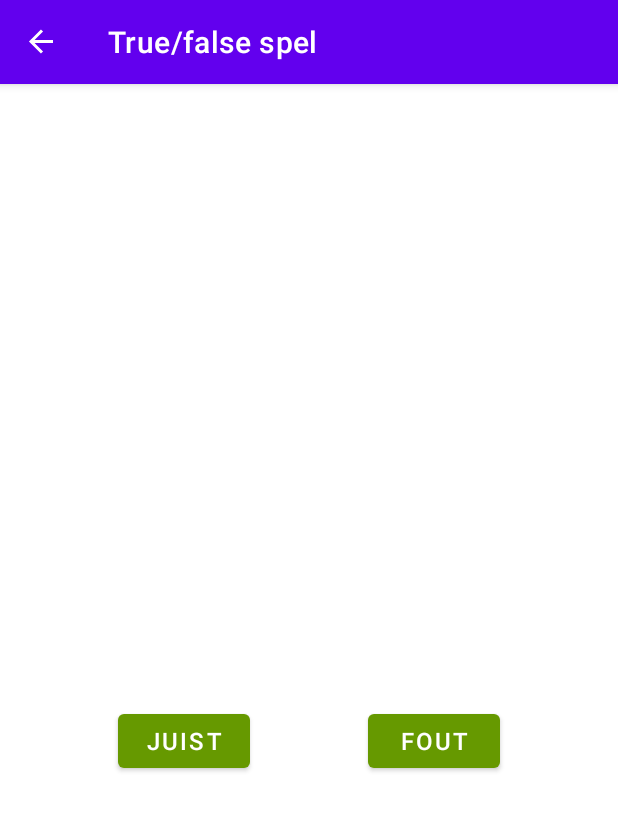
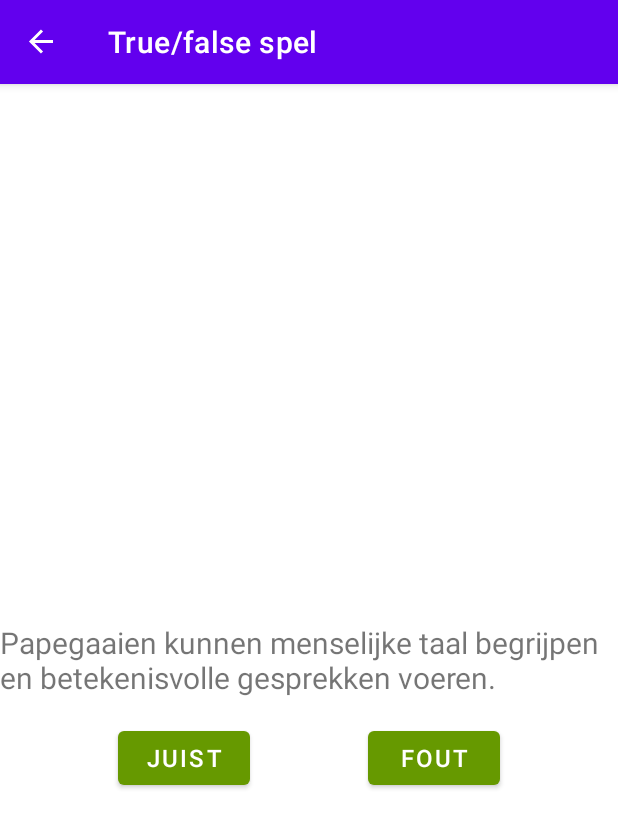
Before and after one commit to HanneVerstraete/Animalia, an Android app: the LessonFragment screen opened through its navigation route, in the side drawer, after a tap on "Juist/fout spel", on a phone screen of 412 x 824 dp. Shown: the top 828 px of the screen. Run offline under Robolectric (Android 15) with nearby library versions, the phone set to English and light mode, and no system bars; our stand-ins replace data binding, navigation-ui.

Commit message:
feature navigation: finish navigation feature true/false game: add in logic for game

```diff
--- a/app/src/main/java/com/example/animalia/HomeFragment.kt
+++ b/app/src/main/java/com/example/animalia/HomeFragment.kt
@@ -5,23 +5,21 @@ import android.view.*
 import androidx.core.view.MenuProvider
 import androidx.fragment.app.Fragment
 import androidx.databinding.DataBindingUtil
-import androidx.navigation.Navigation
 import androidx.navigation.findNavController
 import androidx.navigation.ui.NavigationUI
 import com.example.animalia.databinding.FragmentHomeBinding
 
 class HomeFragment : Fragment() {
-//    lateinit var binding: FragmentHomeBinding
+    lateinit var binding: FragmentHomeBinding
 
     override fun onCreate(savedInstanceState: Bundle?) {
         super.onCreate(savedInstanceState)
     }
 
-
     override fun onCreateView(
         inflater: LayoutInflater, container: ViewGroup?,
         savedInstanceState: Bundle?
-    ): View? {
+    ): View {
         val menuHost = requireActivity()
 
         menuHost.addMenuProvider(object : MenuProvider {
@@ -41,33 +39,20 @@ class HomeFragment : Fragment() {
 
         }, viewLifecycleOwner)
 
-        return inflater.inflate(R.layout.fragment_home, container, false)
-//        binding = DataBindingUtil.inflate(inflater, R.layout.fragment_home, container, false)
-//
-//        setOnClickListeners()
-//
-//        setHasOptionsMenu(true)
-//        return binding.root
+        binding = DataBindingUtil.inflate(inflater, R.layout.fragment_home, container, false)
+        setOnClickListeners()
+
+        return binding.root
     }
 
-//    override fun onCreateOptionsMenu(menu: Menu, inflater: MenuInflater) {
-//        super.onCreateOptionsMenu(menu, inflater)
-//        inflater?.inflate(R.menu.overflow_menu, menu)
-//    }
-//
-//    override fun onOptionsItemSelected(item: MenuItem): Boolean {
-//        return NavigationUI.onNavDestinationSelected(
-//            item!!,
-//            requireView().findNavController()
-//        )
-//                || super.onOptionsItemSelected(item)
-//    }
-//
-//    private fun setOnClickListeners() {
-//        binding.startlessonButton.setOnClickListener(
-//            Navigation.createNavigateOnClickListener(R.id.action_homeFragment_to_lessonFragment)
-//        )
-//    }
-
-
+    private fun setOnClickListeners() {
+        binding.startTruefalseButton.setOnClickListener { view: View ->
+            view.findNavController()
+                .navigate(HomeFragmentDirections.actionHomeFragmentToTruefalseFragment())
+        }
+        binding.startLessonButton.setOnClickListener { view: View ->
+            view.findNavController()
+                .navigate(HomeFragmentDirections.actionHomeFragmentToLessonFragment())
+        }
+    }
 }
--- a/app/src/main/java/com/example/animalia/LessonBook.kt
+++ b/app/src/main/java/com/example/animalia/LessonBook.kt
@@ -27,4 +27,8 @@ class LessonBook {
         }
         currentLesson = lesson
     }
+
+    fun isLastLesson(lessonNumber: Int): Boolean {
+        return lessons.size < lessonNumber
+    }
 }
--- a/app/src/main/java/com/example/animalia/LessonFragment.kt
+++ b/app/src/main/java/com/example/animalia/LessonFragment.kt
@@ -6,12 +6,13 @@ import android.view.View
 import android.view.ViewGroup
 import androidx.databinding.DataBindingUtil
 import androidx.fragment.app.Fragment
+import androidx.navigation.findNavController
 import com.example.animalia.databinding.FragmentLessonBinding
 
 class LessonFragment : Fragment() {
-    private val myLessonBook = LessonBook()
-
+    private var myLessonBook = LessonBook()
     private lateinit var binding: FragmentLessonBinding
+    // TODO move logic of number to lessonBook
     var lessonNumber: Int = 0
 
     override fun onCreate(savedInstanceState: Bundle?) {
@@ -22,14 +23,21 @@ class LessonFragment : Fragment() {
         inflater: LayoutInflater,
         container: ViewGroup?,
         savedInstanceState: Bundle?
-    ): View? {
+    ): View {
         binding = DataBindingUtil.inflate(inflater, R.layout.fragment_lesson, container, false)
 
         binding.lessonBook = myLessonBook
 
+        nextLesson()
+
         binding.apply {
-            nextlessonButton.setOnClickListener { nextLesson() }
-            quitlessonButton.setOnClickListener { quitLesson() }
+            nextlessonButton.setOnClickListener {
+                nextLesson()
+            }
+            quitlessonButton.setOnClickListener {
+                view?.findNavController()
+                    ?.navigate(LessonFragmentDirections.actionLessonFragmentToHomeFragment())
+            }
         }
 
         return binding.root
@@ -50,9 +58,9 @@ class LessonFragment : Fragment() {
         }
 
         lessonNumber += 1
-    }
 
-    private fun quitLesson() {
-        // TODO
+        if (myLessonBook.isLastLesson(lessonNumber)) {
+            binding.nextlessonButton.visibility = View.GONE
+        }
     }
 }
--- /dev/null
+++ b/app/src/main/java/com/example/animalia/QuestionBook.kt
@@ -0,0 +1,40 @@
+package com.example.animalia
+
+import kotlin.math.ceil
+
+val TOTAL_QUESTIONS = 3
+
+class QuestionBook(var numQuestions: Int = 0, var goodQuestions: Int = 0) {
+    var currentQuestion = ""
+    private var currentQuestionIndex = 0
+
+    // TODO convert to list of objects
+    private val questions = listOf(
+        "Papegaaien kunnen menselijke taal begrijpen en betekenisvolle gesprekken voeren.", "Fout", "Hoewel papegaaien in staat zijn om enkele woorden of zinnen na te bootsen, begrijpen ze meestal niet de betekenis van wat ze zeggen.",
+        "De blauwe vinvis is het grootste dier dat ooit op aarde heeft geleefd.", "Juist", "De blauwe vinvis is het grootste dier dat ooit bekend is, zowel in het heden als in het verleden.",
+        "Kakkerlakken kunnen zonder hun hoofd blijven leven.", "Juist", "Kakkerlakken kunnen gedurende enige tijd zonder hun hoofd blijven leven vanwege hun open bloedsomloop en het vermogen om te ademen door kleine openingen in hun lichaam.",
+        "Een kangoeroe is een buideldier.", "Juist", "Kangoeroes behoren tot de buideldierenfamilie, wat betekent dat ze hun jongen in een buidel dragen om ze te beschermen en te voeden totdat ze volledig zijn ontwikkeld."
+    )
+
+    fun getNextQuestion() {
+        currentQuestion = questions[currentQuestionIndex]
+        currentQuestionIndex += 3
+    }
+
+    fun evaluateTrue() {
+        if (questions[currentQuestionIndex + 1] == "Juist") {
+            goodQuestions++
+        }
+        numQuestions++
+    }
+
+    fun evaluateFalse() {
+        if (questions[currentQuestionIndex + 1] == "Fout") {
+            goodQuestions++
+        }
+        numQuestions++
+    }
+
+    fun isEnded() = numQuestions >= TOTAL_QUESTIONS
+    fun isWon() = goodQuestions > ceil((TOTAL_QUESTIONS / 2).toDouble())
+}
--- a/app/src/main/java/com/example/animalia/TruefalseFragment.kt
+++ b/app/src/main/java/com/example/animalia/TruefalseFragment.kt
@@ -6,56 +6,56 @@ import android.view.View
 import android.view.ViewGroup
 import androidx.databinding.DataBindingUtil
 import androidx.fragment.app.Fragment
+import androidx.navigation.findNavController
 import com.example.animalia.databinding.FragmentTruefalseBinding
 
 class TruefalseFragment : Fragment() {
-    //    private val myLessonBook = LessonBook()
-//
+    private var myQuestionBook = QuestionBook()
     private lateinit var binding: FragmentTruefalseBinding
-//    var lessonNumber: Int = 0
 
     override fun onCreate(savedInstanceState: Bundle?) {
         super.onCreate(savedInstanceState)
-
-
-//        binding.lessonBook = myLessonBook
-
-//        binding.apply {
-//            nextlessonButton.setOnClickListener { nextLesson() }
-//            quitlessonButton.setOnClickListener { quitLesson() }
-//        }
-
     }
 
     override fun onCreateView(
         inflater: LayoutInflater, container: ViewGroup?,
         savedInstanceState: Bundle?
-    ): View? {
-        // Inflate the layout for this fragment
-        //Step 1, use databinding to inflate the xml
+    ): View {
+        binding = DataBindingUtil.inflate(inflater, R.layout.fragment_truefalse, container, false)
 
-        binding = DataBindingUtil.inflate(inflater, R.layout.fragment_truefalse, container, false)
+        binding.questionBook = myQuestionBook
+
+        myQuestionBook.getNextQuestion()
+
+        binding.apply {
+            trueButton.setOnClickListener {
+                myQuestionBook.evaluateTrue()
+                getNextQuestion()
+            }
+            falseButton.setOnClickListener {
+                myQuestionBook.evaluateFalse()
+                getNextQuestion()
+            }
+        }
 
         return binding.root
     }
-//    private fun nextLesson() {
-//        binding.apply {
-//            lessonBook?.getNextLesson(lessonNumber)
-//
-//            when (lessonNumber) {
-//                0 -> animalImage.setImageResource(R.drawable.dog)
-//                1 -> animalImage.setImageResource(R.drawable.lion)
-//                2 -> animalImage.setImageResource(R.drawable.duck)
-//                else -> animalImage.setImageResource(R.drawable.empty_vector)
-//            }
-//
-//            invalidateAll()
-//        }
-//
-//        lessonNumber += 1
-//    }
-//
-//    private fun quitLesson() {
-//        // TODO
-//    }
+
+    private fun getNextQuestion() {
+        binding.apply {
+            if (!myQuestionBook.isEnded()) {
+                myQuestionBook.getNextQuestion()
+                invalidateAll()
+            } else {
+                if (myQuestionBook.isWon()) {
+                    view?.findNavController()
+                        ?.navigate(TruefalseFragmentDirections.actionTruefalseFragmentToTruefalseWinFragment())
+                } else {
+                    view?.findNavController()
+                        ?.navigate(TruefalseFragmentDirections.actionTruefalseFragmentToTruefalseLoseFragment())
+
+                }
+            }
+        }
+    }
 }
--- a/app/src/main/res/layout/fragment_home.xml
+++ b/app/src/main/res/layout/fragment_home.xml
@@ -17,7 +17,7 @@
             android:textSize="30sp" />
 
         <Button
-            android:id="@+id/startlesson_button"
+            android:id="@+id/start_lesson_button"
             style="@style/button_regular"
             android:layout_width="wrap_content"
             android:layout_height="wrap_content"
@@ -25,6 +25,7 @@
             android:text="@string/button_learn" />
 
         <Button
+            android:id="@+id/start_truefalse_button"
             style="@style/button_regular"
             android:layout_width="wrap_content"
             android:layout_height="wrap_content"
--- a/app/src/main/res/layout/fragment_truefalse.xml
+++ b/app/src/main/res/layout/fragment_truefalse.xml
@@ -6,8 +6,8 @@
     <data>
 
         <variable
-            name="currentQuestion"
-            type="String" />
+            name="questionBook"
+            type="com.example.animalia.QuestionBook" />
     </data>
 
     <androidx.constraintlayout.widget.ConstraintLayout
@@ -24,7 +24,7 @@
             style="@style/text_regular"
             android:layout_width="wrap_content"
             android:layout_height="wrap_content"
-            android:text="@{currentQuestion}"
+            android:text="@{questionBook.currentQuestion}"
             app:layout_constraintBottom_toBottomOf="parent"
             app:layout_constraintEnd_toEndOf="parent"
             app:layout_constraintStart_toStartOf="parent"
--- a/app/src/main/res/navigation/navigation.xml
+++ b/app/src/main/res/navigation/navigation.xml
@@ -34,10 +34,14 @@
         tools:layout="@layout/fragment_truefalse">
         <action
             android:id="@+id/action_truefalseFragment_to_truefalseLoseFragment"
-            app:destination="@id/truefalseLoseFragment" />
+            app:destination="@id/truefalseLoseFragment"
+            app:popUpTo="@id/homeFragment"
+            app:popUpToInclusive="false" />
         <action
             android:id="@+id/action_truefalseFragment_to_truefalseWinFragment"
-            app:destination="@id/truefalseWinFragment" />
+            app:destination="@id/truefalseWinFragment"
+            app:popUpTo="@id/homeFragment"
+            app:popUpToInclusive="false" />
     </fragment>
     <fragment
         android:id="@+id/truefalseLoseFragment"
```
Also changed, not shown: app/build.gradle (+9 -17 lines), app/src/main/java/com/example/animalia/TruefalseFragement.kt (deleted, +0 -48 lines), app/src/main/java/com/example/animalia/TruefalseLoseFragement.kt (deleted, +0 -47 lines), app/src/main/java/com/example/animalia/TruefalseLoseFragment.kt (+10 -34 lines), app/src/main/java/com/example/animalia/TruefalseWinFragement.kt (deleted, +0 -47 lines), app/src/main/java/com/example/animalia/TruefalseWinFragment.kt (+14 -36 lines), build.gradle (+5 -20 lines).
